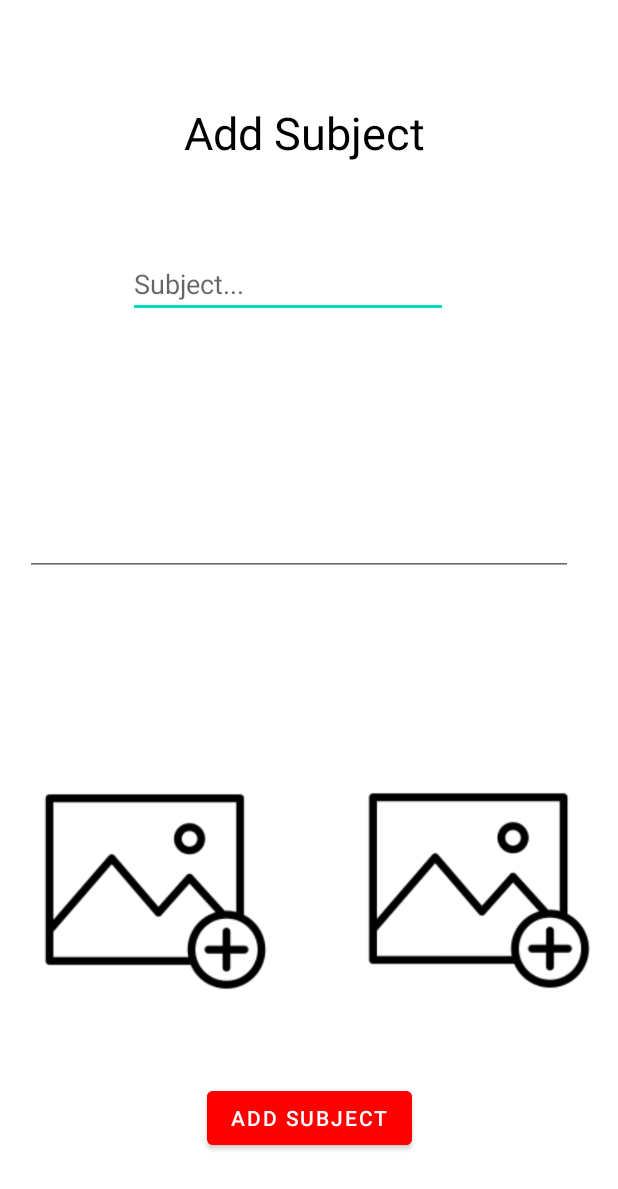
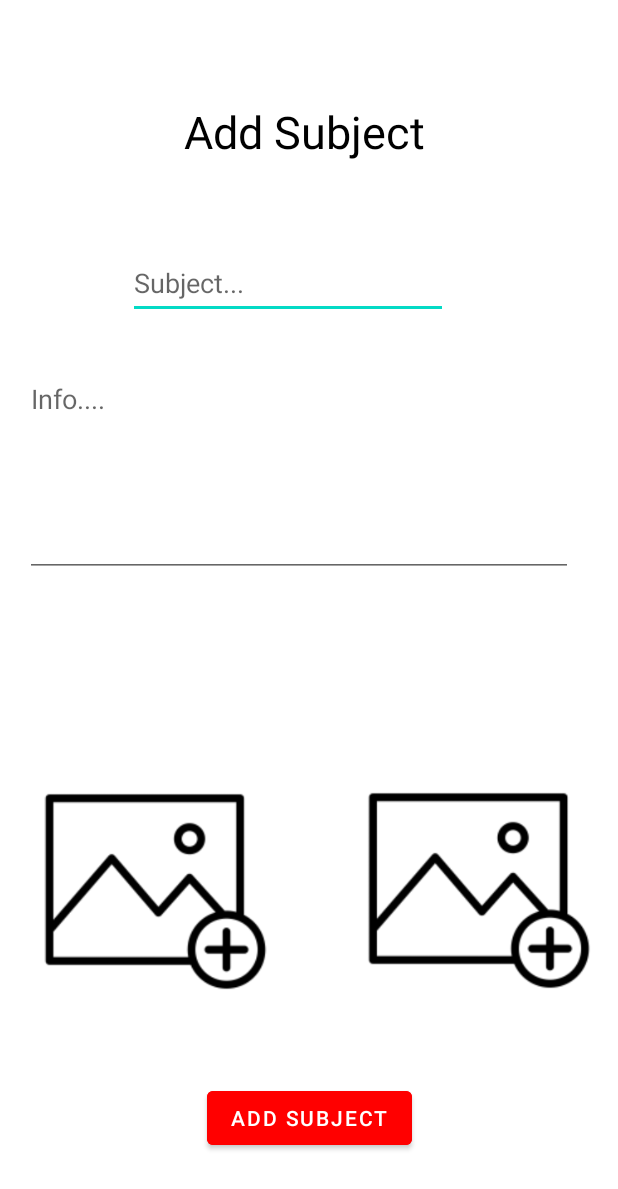
Before and after one commit to Yosef3251/Yosefproject, an Android app: the AddSubjectActivity screen opened directly, with no data from a screen before it, on a phone screen of 412 x 824 dp. Shown: the top 1189 px of the screen. Run offline under Robolectric (Android 15) with nearby library versions, the phone set to English and light mode, and no system bars; our stand-ins replace Firebase (no records; nobody signed in at launch, a user with empty details on screens opened directly).

```diff
--- a/app/src/main/java/com/yosef/yosefproject1011/QuestionPack/AddQuestionActivity.java
+++ b/app/src/main/java/com/yosef/yosefproject1011/QuestionPack/AddQuestionActivity.java
@@ -53,6 +53,7 @@
         etOption3 = findViewById(R.id.etOption3Question);
         etOption4 = findViewById(R.id.etOption4Question);
         ivAdd = findViewById(R.id.ivAddImgQuestion);
+
         fbs = FirebaseServices.getInstance();
         storageReference = fbs.getStorage().getReference();
     }
--- a/app/src/main/java/com/yosef/yosefproject1011/SubjectPack/AddSubjectActivity.java
+++ b/app/src/main/java/com/yosef/yosefproject1011/SubjectPack/AddSubjectActivity.java
@@ -24,6 +24,7 @@
 import com.google.firebase.storage.OnProgressListener;
 import com.google.firebase.storage.StorageReference;
 import com.google.firebase.storage.UploadTask;
+import com.yosef.yosefproject1011.QuestionPack.Question;
 import com.yosef.yosefproject1011.Random.FirebaseServices;
 import com.yosef.yosefproject1011.R;
 
@@ -33,11 +34,10 @@
 public class AddSubjectActivity extends AppCompatActivity {
     private EditText etSubject, etInfo;
     private ImageView ivPicLeft, ivPicRight;
-    private Button btnAddSubject;
     private FirebaseServices fbs;
     private Uri filePath;
     private static final String TAG = "AddSubjectActivity";
-    StorageReference storageReference;
+    private StorageReference storageReference;
 
     @Override
     protected void onCreate(Bundle savedInstanceState) {
@@ -45,20 +45,22 @@
         setContentView(R.layout.activity_add_subject);
         this.getWindow().setFlags(WindowManager.LayoutParams.FLAG_FULLSCREEN, WindowManager.LayoutParams.FLAG_FULLSCREEN);
         getSupportActionBar().hide(); //Hide Action Bar
+        setContentView(R.layout.activity_main);
+        setContentView(R.layout.activity_add_subject);
 
         etSubject = findViewById(R.id.etSubjectSubject);
         etInfo = findViewById(R.id.etInfoSubject);
         ivPicLeft = findViewById(R.id.ivPicLeftSubject);
         ivPicRight = findViewById(R.id.ivPicRightSubject);
-        btnAddSubject = findViewById(R.id.btnAddSubjectSubject);
 
         fbs = FirebaseServices.getInstance();
         storageReference = fbs.getStorage().getReference();
     }
 
-        public void AddQuestion(View view) {
+        public void AddSubject(View view) {
             // check if any field is empty
             String Subject, Info, Photo;
+
             Subject = etSubject.getText().toString();
             Info = etInfo.getText().toString();
 
@@ -70,12 +72,12 @@
                 Photo = "no_image";
             else Photo = storageReference.getDownloadUrl().toString();
 
-            if (Subject.trim().isEmpty() || Info.trim().isEmpty()) {
+            if (Subject.trim().isEmpty() || Info.trim().isEmpty() || Photo.trim().isEmpty()) {
                 Toast.makeText(this, R.string.err_firebase_general, Toast.LENGTH_SHORT).show();
                 return;
             }
 
-            com.yosef.yosefproject1011.SubjectPack.Subject s = new Subject(Subject, Info, Photo);
+            Subject s = new Subject(Subject, Info, Photo);
             fbs.getFire().collection("Subjects")
                     .add(s)
                     .addOnSuccessListener(new OnSuccessListener<DocumentReference>() {
@@ -105,6 +107,7 @@
                             Bitmap bitmap = MediaStore.Images.Media.getBitmap(this.getContentResolver(), data.getData());
                             ivPicLeft.setBackground(null);
                             ivPicLeft.setImageBitmap(bitmap);
+
 
                             uploadImage();
                         } catch (IOException e) {
--- a/app/src/main/res/layout/activity_add_subject.xml
+++ b/app/src/main/res/layout/activity_add_subject.xml
@@ -11,8 +11,9 @@
         android:layout_width="177dp"
         android:layout_height="166dp"
         android:layout_marginEnd="4dp"
+        android:layout_marginBottom="147dp"
+        android:contentDescription="@string/app_name"
         android:onClick="Addphotosubright"
-        android:layout_marginBottom="147dp"
         app:layout_constraintBottom_toBottomOf="parent"
         app:layout_constraintEnd_toEndOf="parent"
         app:srcCompat="@drawable/addimg" />
@@ -25,7 +26,7 @@
         android:layout_marginTop="48dp"
         android:layout_marginEnd="143dp"
         android:layout_marginBottom="14dp"
-        android:text="Add Subject"
+        android:text="@string/add_subject"
         android:textColor="#000000"
         android:textSize="30sp"
         app:layout_constraintBottom_toTopOf="@+id/etSubjectSubject"
@@ -44,11 +45,13 @@
         android:ems="10"
         android:hint="Subject..."
         android:inputType="textPersonName"
+        android:minHeight="48dp"
         app:layout_constraintBottom_toBottomOf="parent"
         app:layout_constraintEnd_toEndOf="parent"
         app:layout_constraintHorizontal_bias="1.0"
         app:layout_constraintStart_toStartOf="parent"
-        app:layout_constraintTop_toBottomOf="@+id/textView11" />
+        app:layout_constraintTop_toBottomOf="@+id/textView11"
+        android:autofillHints="" />
 
     <ImageView
         android:id="@+id/ivPicLeftSubject"
@@ -57,6 +60,7 @@
         android:layout_marginStart="6dp"
         android:layout_marginEnd="30dp"
         android:layout_marginBottom="44dp"
+        android:contentDescription="@string/app_name"
         android:onClick="Addphotosubleft"
         app:layout_constraintBottom_toTopOf="@+id/btnAddSubjectSubject"
         app:layout_constraintEnd_toStartOf="@+id/ivPicRightSubject"
@@ -72,6 +76,7 @@
         android:layout_marginEnd="137dp"
         android:layout_marginBottom="55dp"
         android:backgroundTint="#FF0000"
+        android:onClick="AddSubject"
         android:text="Add Subject"
         android:textColor="#FFFFFF"
         app:layout_constraintBottom_toBottomOf="parent"
@@ -88,6 +93,7 @@
         android:layout_marginBottom="113dp"
         android:ems="10"
         android:gravity="start|top"
+        android:hint="Info...."
         android:inputType="textMultiLine"
         app:layout_constraintBottom_toTopOf="@+id/ivPicRightSubject"
         app:layout_constraintEnd_toEndOf="parent"
--- a/app/src/main/res/values/strings.xml
+++ b/app/src/main/res/values/strings.xml
@@ -7,5 +7,6 @@
     <string name="todo">TODO</string>
     <string name="err_firebase_general">Genera Error firebase!</string>
     <string name="subject">Subject</string>
+    <string name="add_subject">Add Subject</string>
 
 </resources>
```
